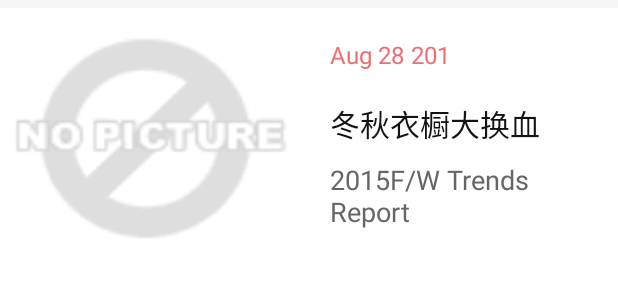
After one commit to clawpo/201607-fulicenter, an Android app: the layout item_boutique.xml on its own in the app's theme, with its tools: preview values and no code run, on a phone screen of 412 x 824 dp. The commit adds this screen. Shown: the top 300 px of the screen. Run offline under Robolectric (Android 15) with nearby library versions, the phone set to English and light mode, and no system bars.

Commit message:
添加精选首页adapter

```diff
--- a/app/src/main/java/cn/ucai/fulicenter/utils/ImageLoader.java
+++ b/app/src/main/java/cn/ucai/fulicenter/utils/ImageLoader.java
@@ -339,6 +339,10 @@ public class ImageLoader {
         }
     }
 
+    public static void downloadImg(Context context,ImageView imageView,String thumb){
+        setImage(I.DOWNLOAD_IMG_URL+thumb,context,imageView,true);
+    }
+
     public static void downloadImg(Context context,ImageView imageView,String thumb,boolean isDragging){
         setImage(I.DOWNLOAD_IMG_URL+thumb,context,imageView,isDragging);
     }
--- /dev/null
+++ b/app/src/main/res/layout/item_boutique.xml
@@ -0,0 +1,52 @@
+<?xml version="1.0" encoding="utf-8"?>
+<RelativeLayout xmlns:android="http://schemas.android.com/apk/res/android"
+                android:id="@+id/layout_boutique_item"
+                android:layout_width="match_parent"
+                android:layout_height="wrap_content"
+                android:layout_marginTop="5dp"
+                android:layout_marginBottom="5dp">
+    <ImageView
+        android:id="@+id/ivBoutiqueImg"
+        android:layout_width="200dp"
+        android:layout_height="200dp"
+        android:src="@drawable/nopic"
+        android:scaleType="fitXY"/>
+    <LinearLayout
+        android:layout_width="match_parent"
+        android:layout_height="200dp"
+        android:orientation="vertical"
+        android:gravity="top"
+        android:paddingLeft="20dp"
+        android:paddingRight="20dp"
+        android:layout_toRightOf="@id/ivBoutiqueImg"
+        android:background="@color/white">
+        <TextView
+            android:id="@+id/tvBoutiqueTitle"
+            android:layout_width="match_parent"
+            android:layout_height="wrap_content"
+            android:textColor="@color/list_item_title"
+            android:layout_marginTop="20dp"
+            android:ellipsize="end"
+            android:textSize="16sp"
+            android:text="Aug 28 201"/>
+        <TextView
+            android:id="@+id/tvBoutiqueName"
+            android:layout_width="match_parent"
+            android:layout_height="wrap_content"
+            android:textColor="@color/list_item_name"
+            android:layout_marginTop="20dp"
+            android:ellipsize="end"
+            android:textSize="20sp"
+            android:text="冬秋衣橱大换血"/>
+        <TextView
+            android:id="@+id/tvBoutiqueDescription"
+            android:layout_width="match_parent"
+            android:layout_height="wrap_content"
+            android:textColor="@color/gray_normal"
+            android:layout_marginTop="10dp"
+            android:textSize="18sp"
+            android:maxLines="2"
+            android:ellipsize="end"
+            android:text="2015F/W Trends Report"/>
+    </LinearLayout>
+</RelativeLayout>
--- a/app/src/main/res/layout/item_footer.xml
+++ b/app/src/main/res/layout/item_footer.xml
@@ -1,8 +1,9 @@
 <?xml version="1.0" encoding="utf-8"?>
 <TextView xmlns:android="http://schemas.android.com/apk/res/android"
     android:id="@+id/tvFooter"
-    android:layout_width="wrap_content"
+    android:layout_width="match_parent"
     android:layout_height="wrap_content"
+    android:gravity="center_horizontal"
     android:layout_gravity="center_horizontal"
     android:textSize="15sp"
     android:textColor="#000"
```
Also changed, not shown: app/src/main/java/cn/ucai/fulicenter/adapter/BoutiqueAdapter.java (added, +132 -0 lines).
